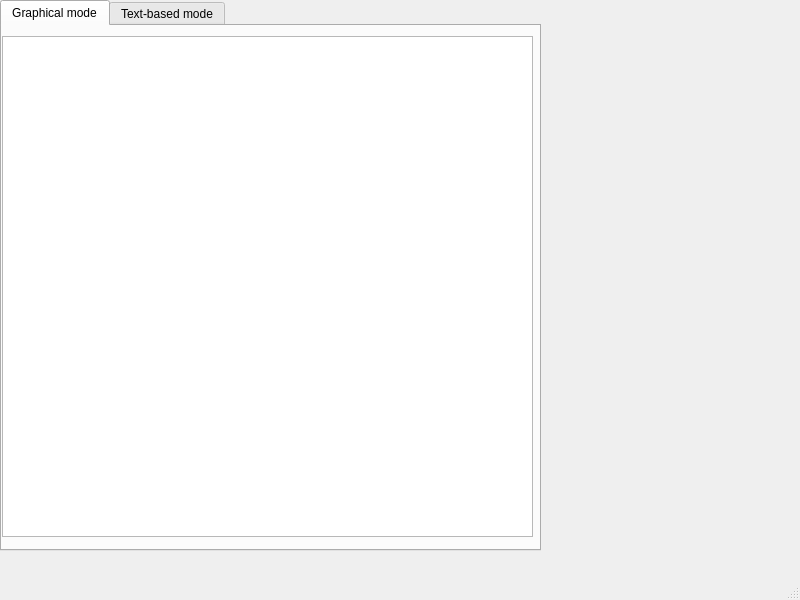
Qt form mainwindow.ui (michielskobe/advanced-programming-techniques-final-project) before a commit.
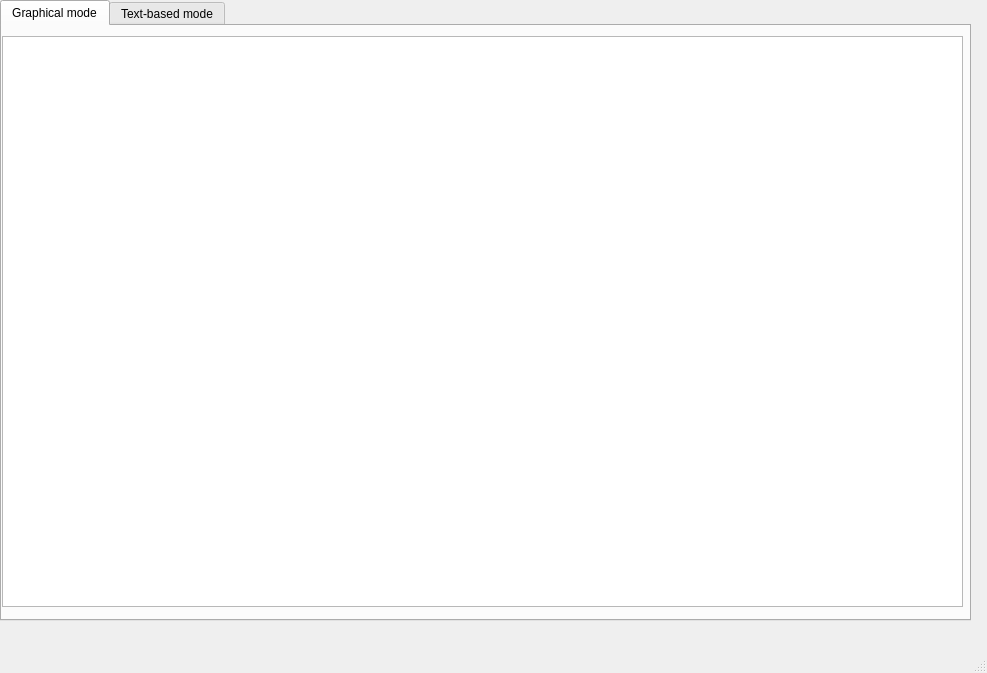
The same form after that commit.

Patch:
```diff
--- a/mainwindow.ui
+++ b/mainwindow.ui
@@ -6,8 +6,8 @@
    <rect>
     <x>0</x>
     <y>0</y>
-    <width>800</width>
-    <height>600</height>
+    <width>987</width>
+    <height>673</height>
    </rect>
   </property>
   <property name="windowTitle">
@@ -19,8 +19,8 @@
      <rect>
       <x>0</x>
       <y>0</y>
-      <width>541</width>
-      <height>551</height>
+      <width>971</width>
+      <height>621</height>
      </rect>
     </property>
     <property name="currentIndex">
@@ -35,8 +35,8 @@
        <rect>
         <x>0</x>
         <y>10</y>
-        <width>531</width>
-        <height>501</height>
+        <width>961</width>
+        <height>571</height>
        </rect>
       </property>
      </widget>
```
Left out of the diff: 2 changed lines with no effect on the pictures.
